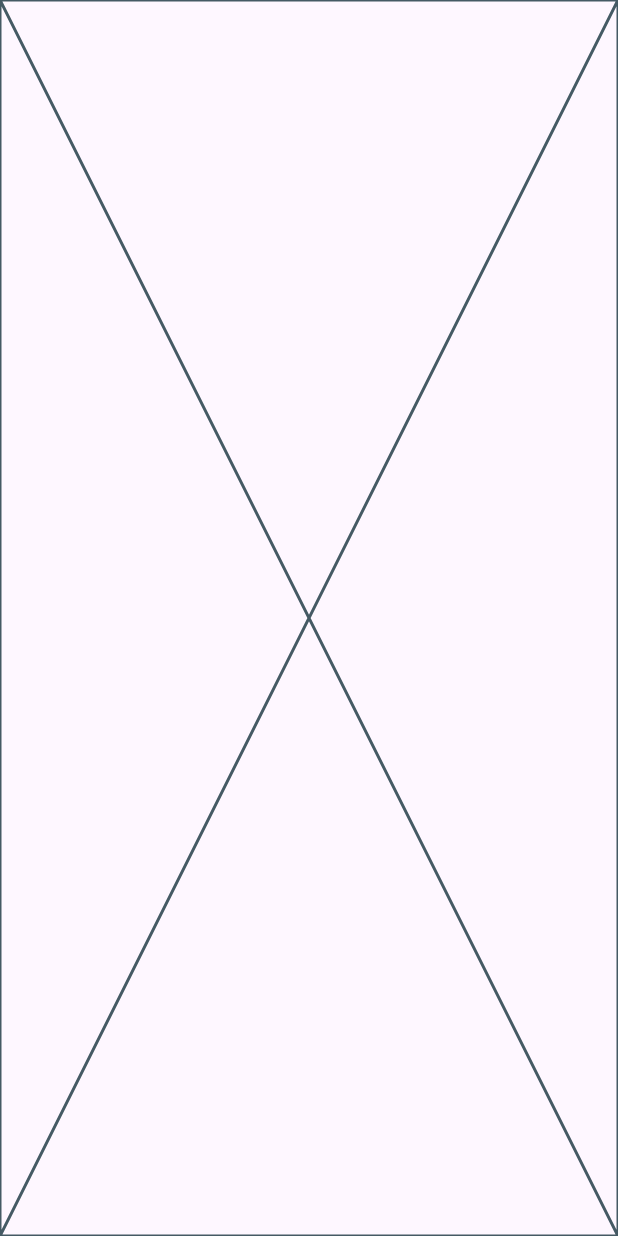
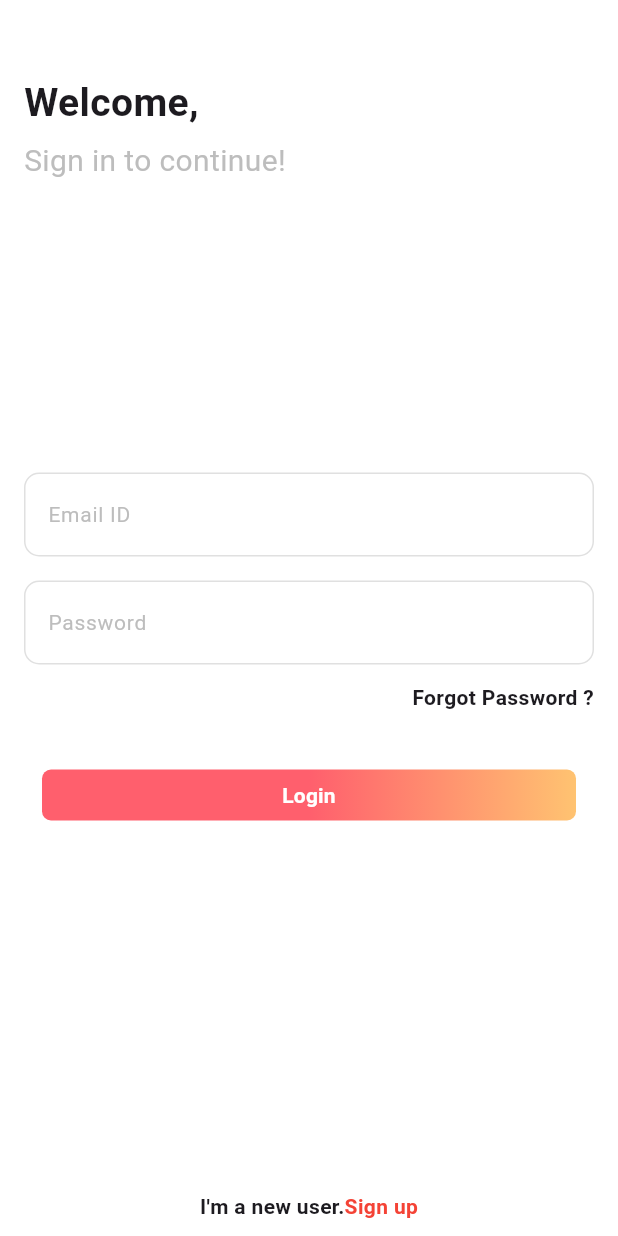
Before and after one commit to GopiShankarR/flutter_projects, a Flutter app: the screen it shows after launch, on a phone screen of 412 x 824 dp. Run offline on Flutter 3.47's test engine with Material 3 defaults, Android fonts, the phone set to English and light mode, and no system bars.

Commit message:
added login page code

```diff
--- a/lib/passenger.dart
+++ b/lib/passenger.dart
@@ -5,6 +5,118 @@ class Passenger extends StatelessWidget {
 
   @override
   Widget build(BuildContext context) {
-    return const Placeholder();
+    return Scaffold(
+      backgroundColor: Colors.white,
+      body: SafeArea(
+        child: Container(
+          padding: const EdgeInsets.only(left: 16,right: 16),
+          child: Column(
+            mainAxisAlignment: MainAxisAlignment.spaceBetween,
+            crossAxisAlignment: CrossAxisAlignment.start,
+            children: <Widget>[
+              Column(
+                crossAxisAlignment: CrossAxisAlignment.start,
+                children: <Widget>[
+                  const SizedBox(height: 50,),
+                  const Text("Welcome,",style: TextStyle(fontSize: 26,fontWeight: FontWeight.bold),),
+                  const SizedBox(height: 6,),
+                  Text("Sign in to continue!",style: TextStyle(fontSize: 20,color: Colors.grey.shade400),),
+                ],
+              ),
+              Column(
+                children: <Widget>[
+                  TextField(
+                    decoration: InputDecoration(
+                      labelText: "Email ID",
+                      labelStyle: TextStyle(fontSize: 14,color: Colors.grey.shade400),
+                      enabledBorder: OutlineInputBorder(
+                        borderRadius: BorderRadius.circular(10),
+                        borderSide: BorderSide(
+                          color: Colors.grey.shade300,
+                        ),
+                      ),
+                      focusedBorder: OutlineInputBorder(
+                          borderRadius: BorderRadius.circular(10),
+                          borderSide: const BorderSide(
+                            color: Colors.red,
+                          )
+                      ),
+                    ),
+                  ),
+                  const SizedBox(height: 16,),
+                  TextField(
+                    decoration: InputDecoration(
+                      labelText: "Password",
+                      labelStyle: TextStyle(fontSize: 14,color: Colors.grey.shade400),
+                      enabledBorder: OutlineInputBorder(
+                        borderRadius: BorderRadius.circular(10),
+                        borderSide: BorderSide(
+                          color: Colors.grey.shade300,
+                        ),
+                      ),
+                      focusedBorder: OutlineInputBorder(
+                          borderRadius: BorderRadius.circular(10),
+                          borderSide: const BorderSide(
+                            color: Colors.red,
+                          )
+                      ),
+                    ),
+                  ),
+                  const SizedBox(height: 12,),
+                  const Align(
+                    alignment: Alignment.topRight,
+                    child: Text("Forgot Password ?",style: TextStyle(fontSize: 14,fontWeight: FontWeight.w600),),
+                  ),
+                  const SizedBox(height: 30,),
+                  Container(
+                    height: 50,
+                    width: double.infinity,
+                    child: TextButton(
+                      onPressed: (){},
+                      child: Ink(
+                        decoration: BoxDecoration(
+                          borderRadius: BorderRadius.circular(6),
+                          gradient: const LinearGradient(
+                            begin: Alignment.centerLeft,
+                            end: Alignment.centerRight,
+                            colors: [
+                              Color(0xffff5f6d),
+                              Color(0xffff5f6d),
+                              Color(0xffffc371),
+                            ],
+                          ),
+                        ),
+                        child: Container(
+                          alignment: Alignment.center,
+                          constraints: const BoxConstraints(maxWidth: double.infinity,minHeight: 50),
+                          child: const Text("Login", style: TextStyle(color: Colors.white,fontWeight: FontWeight.bold),textAlign: TextAlign.center,),
+                        ),
+                      ),
+                    ),
+                  ),
+                  const SizedBox(height: 16,),
+                  const SizedBox(height: 30,),
+                ],
+              ),
+              Padding(
+                padding: const EdgeInsets.only(bottom: 10),
+                child: Row(
+                  mainAxisAlignment: MainAxisAlignment.center,
+                  children: <Widget>[
+                    const Text("I'm a new user.",style: TextStyle(fontWeight: FontWeight.bold),),
+                    GestureDetector(
+                      onTap: (){
+
+                      },
+                      child: const Text("Sign up",style: TextStyle(fontWeight: FontWeight.bold,color: Colors.red),),
+                    )
+                  ],
+                ),
+              )
+            ],
+          ),
+        ),
+      ),
+    );
   }
 }
```
